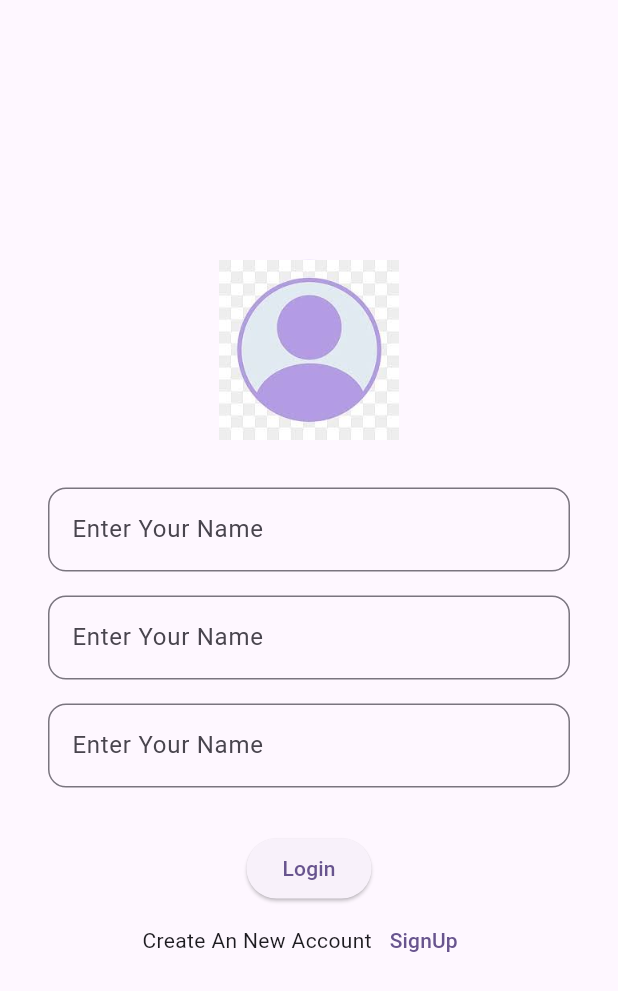
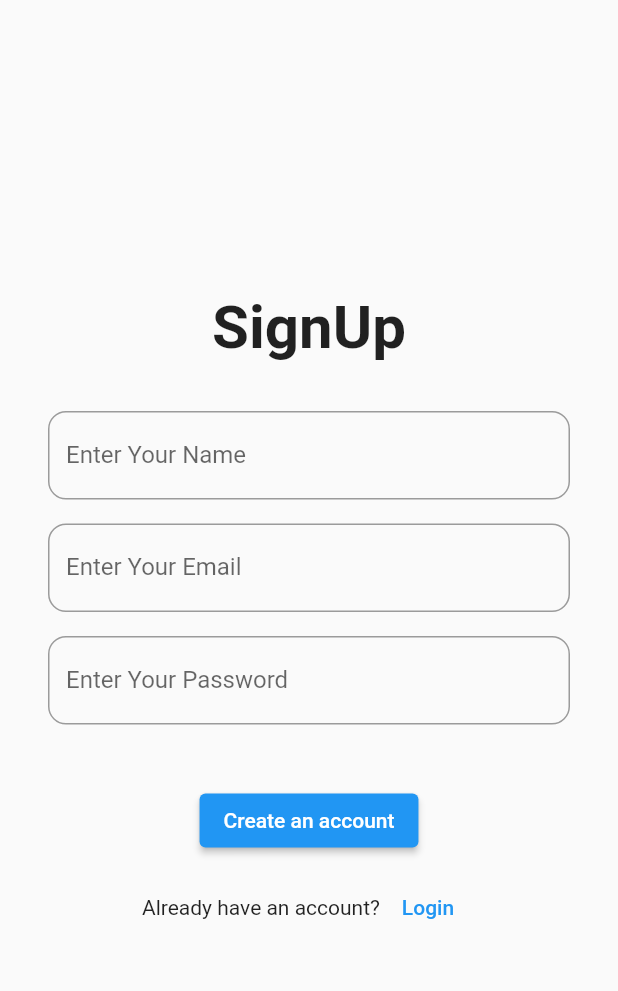
Before and after one commit to SaritaTrentium/Todo_app, a Flutter app: the screen it shows after launch, on a phone screen of 412 x 824 dp. Shown: the top 991 px of the screen. Run offline on Flutter 3.47's test engine with Material 2 defaults, Android fonts, the phone set to English and light mode, and no system bars; our stand-ins replace cloud_firestore, firebase_auth, firebase_core, flutter_local_notifications, hive, hive_flutter and 1 more; accounts and stored records are empty; generated files the repository leaves out were written again.

Commit message:
Add Provide todo_provider.dart, todo_list_provider.dart, Add in Hive UserId field again generate TodoAdapter()

```diff
--- a/lib/main.dart
+++ b/lib/main.dart
@@ -1,12 +1,24 @@
+import 'package:firebase_auth/firebase_auth.dart';
 import 'package:flutter/material.dart';
 import 'package:hive_flutter/hive_flutter.dart';
+import 'package:provider/provider.dart';
 import 'package:todo_app/models/todo_model.dart';
 import 'package:todo_app/pages/login_page.dart';
+import 'package:todo_app/pages/signup_page.dart';
+import 'package:todo_app/pages/splash_page.dart';
+import 'package:todo_app/providers/auth_provider.dart';
+import 'package:todo_app/providers/theme_changer_provider.dart';
+import 'package:todo_app/providers/todo_list_provider.dart';
+import 'package:todo_app/providers/todo_provider.dart';
 import 'package:todo_app/services/notification_service.dart';
 import 'package:timezone/data/latest_all.dart' as tz;
+import 'package:firebase_core/firebase_core.dart';
+
+import 'providers/user_provider.dart';
 
 Future<void> main() async {
   WidgetsFlutterBinding.ensureInitialized();
+  await Firebase.initializeApp();
 
   NotificationService().initialize();
   tz.initializeTimeZones();
@@ -15,7 +27,16 @@ Future<void> main() async {
   Hive.registerAdapter(TodoAdapter());
   await Hive.openBox<Todo>('todos');
 
-  runApp(const MyApp());
+  runApp(
+    MultiProvider(
+      providers: [
+        ChangeNotifierProvider(create: (context) => AuthProvider()),
+        ChangeNotifierProvider(create: (context) => ThemeChangerProvider()),
+        ChangeNotifierProvider(create: (context) => UserModelProvider()),
+        ChangeNotifierProvider(create: (context) => TodoListProvider()),
+        ChangeNotifierProvider(create: (context) => TodoPageProvider()),
+      ],
+      child: const MyApp()));
 }
 
 class MyApp extends StatelessWidget {
@@ -23,20 +44,34 @@ class MyApp extends StatelessWidget {
 
   @override
   Widget build(BuildContext context) {
+    final themeProvider = Provider.of<ThemeChangerProvider>(context);
     final todoBox = Hive.box<Todo>('todos');
     final todos = todoBox.values.toList();
     return MaterialApp(
       title: 'Flutter Demo',
       debugShowCheckedModeBanner: false,
-      theme: ThemeData(
-        colorScheme: ColorScheme.fromSeed(seedColor: Colors.deepPurple),
-        useMaterial3: true,
-        appBarTheme: const  AppBarTheme(
-          backgroundColor: Colors.purple,
-          foregroundColor: Colors.white,
-        ),
+      themeMode: themeProvider.themeMode,
+      theme: ThemeData.light(),
+      darkTheme: ThemeData.dark(),
+      home: FutureBuilder<User?>(
+        future: FirebaseAuth.instance.authStateChanges().first,
+        builder: (context, snapshot) {
+          if (snapshot.connectionState == ConnectionState.waiting) {
+            // While waiting for the authentication state, show a loading indicator or splash screen.
+            return SplashPage();
+          } else {
+            // Check if the user is authenticated
+            final bool isUserAuthenticated = snapshot.hasData;
+
+            // Return the appropriate page based on the authentication status
+            return isUserAuthenticated ? LoginPage() : SignUpPage();
+          }
+        },
       ),
-      home: const LoginPage(),
+      routes: {
+        'LoginPage': (context) => LoginPage(),
+        'SignUpPage': (context) => SignUpPage(),
+      },
     );
   }
 }
--- a/lib/models/todo_model.dart
+++ b/lib/models/todo_model.dart
@@ -13,7 +13,10 @@ class Todo extends HiveObject{
   DateTime? deadline;
 
   @HiveField(3)
-   bool? isCompleted;
+  bool? isCompleted;
 
-  Todo({required this.title, required this.desc,required this.deadline , this.isCompleted= false});
+  @HiveField(4)
+  final String userId;
+
+  Todo({required this.title, required this.desc,required this.deadline , this.isCompleted= false, required this.userId});
 }
--- a/lib/pages/login_page.dart
+++ b/lib/pages/login_page.dart
@@ -1,4 +1,11 @@
 import 'package:flutter/material.dart';
+import 'package:hive/hive.dart';
+import 'package:provider/provider.dart';
+import 'package:todo_app/pages/signup_page.dart';
+import 'package:todo_app/pages/todo_list_page.dart';
+import '../models/todo_model.dart';
+import '../providers/auth_provider.dart';
+import '../services/auth_service.dart';
 class LoginPage extends StatefulWidget {
   const LoginPage({super.key});
 
@@ -7,45 +14,33 @@ class LoginPage extends StatefulWidget {
 }
 
 class _LoginPageState extends State<LoginPage> {
-
-  TextEditingController nameController = TextEditingController();
+  final _formKey = GlobalKey<FormState>();
   TextEditingController emailController = TextEditingController();
   TextEditingController pwdController = TextEditingController();
+
   @override
   Widget build(BuildContext context) {
+    final todoBox = Hive.box<Todo>('todos');
+    final todos = todoBox.values.toList();
+    final authProvider = Provider.of<AuthProvider>(context);
     return Scaffold(
       body: Form(
+        key: _formKey,
         child: Column(
           mainAxisAlignment: MainAxisAlignment.center,
           children: [
-            const CircleAvatar(
-              child: Image(image: AssetImage('assets/images/user.jpg')
-              ),
-              maxRadius: 60,
+            Padding(
+              padding: const EdgeInsets.all(32.0),
+              child: Text("Welcome To Login",
+                style: TextStyle(fontSize: 40, fontWeight: FontWeight.bold),),
             ),
             Padding(
-              padding: const EdgeInsets.only(top:32 ,left: 32, right: 32),
-              child: TextFormField(
-                controller: nameController,
-                decoration: InputDecoration(
-                  labelText: 'Enter Your Name',
-                  border: OutlineInputBorder(
-                    borderRadius: BorderRadius.circular(12),
-                  ),
-                ),
-               validator: (value) {
-                 if(value!.isEmpty){
-                   return "User can not be empty.";
-                 }
-                },
-              ),
-            ),
-            Padding(
-              padding: const EdgeInsets.only(top:16 ,left: 32, right: 32),
+              padding: const EdgeInsets.only(top:16,left: 32, right: 32),
               child: TextFormField(
                 controller: emailController,
+                keyboardType: TextInputType.emailAddress,
                 decoration: InputDecoration(
-                  labelText: 'Enter Your Name',
+                  labelText: 'Enter Your Email',
                   border: OutlineInputBorder(
                     borderRadius: BorderRadius.circular(12),
                   ),
@@ -53,8 +48,6 @@ class _LoginPageState extends State<LoginPage> {
                 validator: (value){
                   if(value!.isEmpty){
                     return "Email can not be empty.";
-                  } else if(value.contains('@')) {
-                    return "Email should contains @.";
                   }
                 },
               ),
@@ -63,8 +56,9 @@ class _LoginPageState extends State<LoginPage> {
               padding: const EdgeInsets.only(top:16 ,left: 32, right: 32),
               child: TextFormField(
                 controller: pwdController,
+                obscureText: true,
                 decoration: InputDecoration(
-                  labelText: 'Enter Your Name',
+                  labelText: 'Enter Your Password',
                   border: OutlineInputBorder(
                     borderRadius: BorderRadius.circular(12),
                   ),
@@ -79,14 +73,27 @@ class _LoginPageState extends State<LoginPage> {
               ),
             ),
             const SizedBox(
-              height: 30,
+              height: 40,
             ),
-            ElevatedButton(onPressed: () { }, child: const Text('Login')),
+            ElevatedButton(onPressed: () async {
+              if(_formKey.currentState!.validate()){
+                  final email = emailController.text.trim();
+                  final password = pwdController.text.trim();
+                  authProvider.signInUser(email, password, context);
+                  Navigator.pushReplacement(context, MaterialPageRoute(builder: (context) => TodoListPage(todos: todos)));
+              }
+            //
+            }, child: const Text('Login')),
+            const SizedBox(
+              height: 10,
+            ),
             Row(
               mainAxisSize: MainAxisSize.min,
               children: [
-                const Text('Create An New Account'),
-                TextButton(onPressed: () {} , child: const Text('SignUp')),
+                const Text("Don't have an account?"),
+                TextButton(onPressed: () {
+                  Navigator.pushReplacement(context, MaterialPageRoute(builder: (context) =>SignUpPage()));
+                } , child: const Text('SignUp')),
               ],
             ),
           ],
--- /dev/null
+++ b/lib/pages/signup_page.dart
@@ -0,0 +1,147 @@
+import 'package:firebase_auth/firebase_auth.dart';
+import 'package:flutter/material.dart';
+import 'package:hive/hive.dart';
+import 'package:provider/provider.dart';
+import 'package:todo_app/pages/login_page.dart';
+import 'package:todo_app/pages/todo_list_page.dart';
+import 'package:todo_app/providers/auth_provider.dart';
+import 'package:todo_app/providers/user_provider.dart';
+
+import '../models/todo_model.dart';
+
+class SignUpPage extends StatefulWidget {
+  const SignUpPage({super.key});
+  @override
+  State<SignUpPage> createState() => _SignUpPageState();
+}
+
+class _SignUpPageState extends State<SignUpPage> {
+  final _formKey = GlobalKey<FormState>();
+
+  TextEditingController nameController = TextEditingController();
+  TextEditingController emailController = TextEditingController();
+  TextEditingController pwdController = TextEditingController();
+
+  @override
+  Widget build(BuildContext context) {
+    final userModelProvider = Provider.of<UserModelProvider>(context, listen: false);
+    final authProvider = Provider.of<AuthProvider>(context);
+    if(authProvider.isLoggedIn){
+      return LoginPage();
+    }
+    final todoBox = Hive.box<Todo>('todos');
+    final todos = todoBox.values.toList();
+    return Scaffold(
+      body: Container(
+        child: Form(
+          key: _formKey,
+          child: Column(
+            mainAxisAlignment: MainAxisAlignment.center,
+            children: [
+              const Text('SignUp',style: TextStyle(fontSize: 40, fontWeight: FontWeight.bold),),
+              Padding(
+                padding: const EdgeInsets.only(top:32 ,left: 32, right: 32),
+                child: TextFormField(
+                  key: ValueKey('fullname'),
+                  controller: nameController,
+                  decoration: InputDecoration(
+                    labelText: 'Enter Your Name',
+                    border: OutlineInputBorder(
+                      borderRadius: BorderRadius.circular(12),
+                    ),
+                  ),
+                  validator: (value) {
+                    if (value == null  || value.isEmpty) {
+                      return 'Please Enter Full Name';
+                    }
+                    return null;
+                  },
+                ),
+              ),
+              Padding(
+                padding: const EdgeInsets.only(top:16 ,left: 32, right: 32),
+                child: TextFormField(
+                  controller: emailController,
+                  key: ValueKey('email'),
+                  keyboardType: TextInputType.emailAddress,
+                  decoration: InputDecoration(
+                    labelText: 'Enter Your Email',
+                    border: OutlineInputBorder(
+                      borderRadius: BorderRadius.circular(12),
+                    ),
+                  ),
+                      validator: (value) {
+                          if (value == null  || value.isEmpty) {
+                              return 'Please Enter Email ID';
+                          } else {
+                              return null;
+                            }
+                      },
+                ),
+              ),
+              Padding(
+                padding: const EdgeInsets.only(top:16 ,left: 32, right: 32),
+                child: TextFormField(
+                  controller: pwdController,
+                  key: ValueKey('password'),
+                  obscureText: true,
+                  decoration: InputDecoration(
+                    labelText: 'Enter Your Password',
+                    border: OutlineInputBorder(
+                      borderRadius: BorderRadius.circular(12),
+                      borderSide: BorderSide(
+                        color: Theme.of(context).hintColor,
+                      ),
+                    ),
+                  ),
+                  validator: (value) {
+                    if (value == null || value.isEmpty) {
+                      return 'Password can not be empty.';
+                    } else if (value.length < 6) {
+                      return 'Password length should be at least 6.';
+                    } else {
+                      return null;
+                    }
+                  },
+                ),
+              ),
+              const SizedBox(
+                height: 40,
+              ),
+              ElevatedButton(onPressed: () {
+                if (_formKey.currentState!.validate()) {
+                  String name = nameController.text.trim();
+                  String email = emailController.text.trim();
+                  String password = pwdController.text.trim();
+                  authProvider.signUpUser(name, email, password, context);
+                  print(name + email + password);
+                  Navigator.of(context).pushReplacement(
+                    MaterialPageRoute(
+                      builder: (context) => TodoListPage(todos: todos), //
+                    ),
+                  );
+                }
+              }, child: const Text('Create an account')),
+              const SizedBox(
+                height: 10,
+              ),
+              Row(
+                mainAxisSize: MainAxisSize.min,
+                children: [
+                  const Text('Already have an account?'),
+                  TextButton(
+                      onPressed: () {
+                        final buttonColor = Theme.of(context).primaryColor;
+                        setState(() {
+                        });
+                    Navigator.pushReplacement(context, MaterialPageRoute(builder: (context) => LoginPage()));
+                  } , child: const Text('Login')),
+                ],
+              ),
+            ],
+          ),
+        ),
+      ),
+    );
+  }
+}
--- /dev/null
+++ b/lib/providers/auth_provider.dart
@@ -0,0 +1,43 @@
+import 'package:flutter/material.dart';
+import 'package:todo_app/services/auth_service.dart';
+
+class AuthProvider with ChangeNotifier{
+
+  bool _isLoggedIn = false;
+  bool get isLoggedIn => _isLoggedIn;
+
+  String? _username;
+  String? get username => _username;
+
+
+  Future<void> signUpUser(String name, String email, String password, BuildContext context) async {
+    try {
+      await AuthServices.signUpUser(name, email, password, context);
+        _username = name;
+        _isLoggedIn = true;
+        notifyListeners();
+    } catch (e) {
+      ScaffoldMessenger.of(context).showSnackBar(SnackBar(content: Text(e.toString())));
+    }
+  }
+
+  Future<void> signInUser(String email, String password, BuildContext context)async {
+    try{
+      await AuthServices.signInUser(email, password, context);
+      _isLoggedIn = true;
+      notifyListeners();
+    }catch(e){
+      print(e);
+    }
+  }
+
+  Future<void> signOut()async {
+   try{
+     await AuthServices.signOut();
+     _isLoggedIn = false;
+     notifyListeners();
+   }catch(e){
+     print('Sign out failed: $e');
+   }
+  }
+}
--- /dev/null
+++ b/lib/providers/theme_changer_provider.dart
@@ -0,0 +1,13 @@
+import 'package:flutter/material.dart';
+import 'package:todo_app/theme/my_theme.dart';
+
+class ThemeChangerProvider extends ChangeNotifier{
+
+  ThemeMode _themeMode = ThemeMode.light;
+  ThemeMode get themeMode => _themeMode;
+
+  void toggleTheme () {
+    _themeMode = _themeMode == ThemeMode.light ?  ThemeMode.dark : ThemeMode.light;
+    notifyListeners();
+  }
+}
--- /dev/null
+++ b/lib/providers/user_provider.dart
@@ -0,0 +1,15 @@
+import 'package:flutter/material.dart';
+
+class UserModelProvider extends ChangeNotifier{
+     String name="";
+     String email="";
+     String password="";
+
+    void signUp(String name,String email, String pwd){
+        this.name = name;
+        this.email = email;
+        this.password = password;
+        notifyListeners();
+    }
+
+}
--- /dev/null
+++ b/lib/services/auth_service.dart
@@ -0,0 +1,52 @@
+import 'package:firebase_auth/firebase_auth.dart';
+import 'package:flutter/material.dart';
+import 'firebase_function.dart';
+
+class AuthServices {
+  static signUpUser(String name, String email, String password, BuildContext context) async {
+    try {
+      UserCredential userCredential = await FirebaseAuth.instance.createUserWithEmailAndPassword(
+          email: email, password: password);
+      await FirebaseAuth.instance.currentUser!.updateDisplayName(name);
+      await FirebaseAuth.instance.currentUser!.updateEmail(email);
+      await FirestoreServices.saveUser(name, email,password, userCredential.user!.uid);
+      ScaffoldMessenger.of(context).showSnackBar(SnackBar(content: Text("Registration Successfully")));
+    }on FirebaseAuthException catch (e) {
+      if (e.code == 'weak password') {
+        ScaffoldMessenger.of(context).showSnackBar(
+            const SnackBar(content: Text('Password Provided is too weak.')));
+      } else if (e.code == 'email-already-in-use') {
+        ScaffoldMessenger.of(context).showSnackBar(
+            const SnackBar(content: Text('Email Provided already Exists.')));
+      }
+    }
+    catch (e) {
+      ScaffoldMessenger.of(context).showSnackBar(SnackBar(content: Text(e.toString())));
+    }
+  }
+
+  static  signInUser(String email, String password, BuildContext context)async {
+    try{
+        await FirebaseAuth.instance.signInWithEmailAndPassword(email: email, password: password);
+          ScaffoldMessenger.of(context).showSnackBar(SnackBar(content: Text("You are Logged in")));
+    }on FirebaseAuthException catch (e) {
+      if (e.code == 'user-not-found') {
+        ScaffoldMessenger.of(context).showSnackBar(
+            const SnackBar(content: Text('No user found with this Email')));
+      } else if (e.code == 'wrong-password') {
+        ScaffoldMessenger.of(context).showSnackBar(
+            const SnackBar(content: Text('Password did not match')));
+      }
+    }catch(e){
+      ScaffoldMessenger.of(context).showSnackBar(SnackBar(content: Text(e.toString())));
+    }
+  }
+
+  static signOut()async{
+    try {
+      await FirebaseAuth.instance.signOut();
+    } catch (e) {
+      print('Sign out failed: $e');
+    }
+  }
+}
--- /dev/null
+++ b/lib/services/firebase_function.dart
@@ -0,0 +1,10 @@
+import 'package:cloud_firestore/cloud_firestore.dart';
+
+
+class FirestoreServices{
+
+  static saveUser(String name,email,password, uid)async {
+      await FirebaseFirestore.instance.collection('users').doc(uid).set(
+          {'name': name,'email': email, 'password': password});
+  }
+}
--- a/pubspec.yaml
+++ b/pubspec.yaml
@@ -35,6 +35,11 @@ dependencies:
   intl:
   flutter_local_notifications: ^15.1.1
   timezone: ^0.9.2
+  firebase_core: ^2.16.0
+  firebase_auth: ^4.10.0
+  cloud_firestore: ^4.9.2
+  provider: ^6.0.5
+  http:
 
   # The following adds the Cupertino Icons font to your application.
   # Use with the CupertinoIcons class for iOS style icons.
```
Also changed, not shown: lib/pages/splash_page.dart (added, +46 -0 lines), lib/pages/todo_list_page.dart (+25 -20 lines), lib/pages/todo_page.dart (+32 -21 lines), lib/providers/todo_list_provider.dart (added, +36 -0 lines), lib/providers/todo_provider.dart (added, +26 -0 lines), lib/theme/my_theme.dart (added, +35 -0 lines), lib/widget/change_theme_widget.dart (added, +18 -0 lines), assets/images/background.png (added), pubspec.lock, 19 other files.
